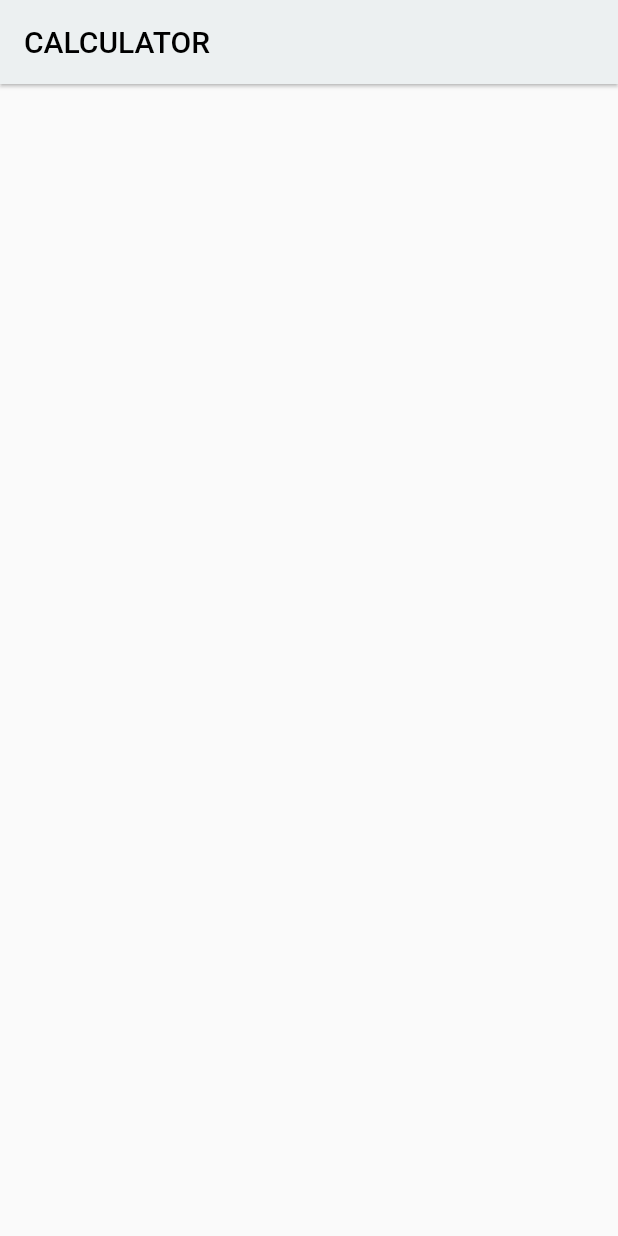
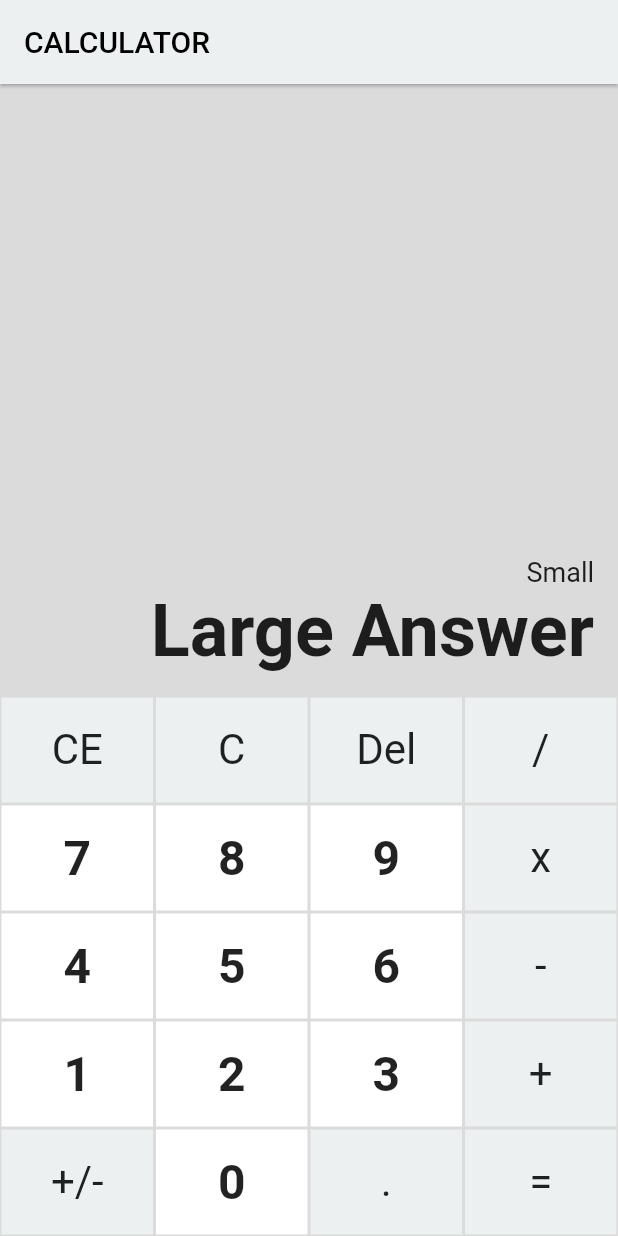
Before and after one commit to tablee425/emzari-calculator-flutter, a Flutter app: the screen it shows after launch, on a phone screen of 412 x 824 dp. Run offline on Flutter 3.47's test engine with Material 2 defaults, Android fonts, the phone set to English and light mode, and no system bars.

Commit message:
calculator ui

```diff
--- a/emzari_calculator/lib/Pages/calculator_page.dart
+++ b/emzari_calculator/lib/Pages/calculator_page.dart
@@ -1,4 +1,6 @@
 import 'package:flutter/material.dart';
+import 'package:emzari_calculator/widgets/number_pad.dart';
+import 'package:emzari_calculator/widgets/answer.dart';
 
 class CalculatorPage extends StatefulWidget {
   CalculatorPage({Key key, this.title}) : super(key: key);
@@ -9,6 +11,14 @@ class CalculatorPage extends StatefulWidget {
 }
 
 class _CalculatorPageState extends State<CalculatorPage> {
+  String answer;
+
+  @override
+  void initState() {
+    answer = '0';
+    super.initState();
+  }
+
   @override
   Widget build(BuildContext context) {
     return Scaffold(
@@ -17,6 +27,15 @@ class _CalculatorPageState extends State<CalculatorPage> {
         title: Text(widget.title, style: TextStyle(color: Colors.black)),
         elevation: 1,
       ),
+      body: Container(
+        child: Column(
+          mainAxisSize: MainAxisSize.max,
+          children: <Widget>[
+            answerWidget(),
+            numPadWidget(),
+          ],
+        ),
+      ),
     );
   }
 }
--- /dev/null
+++ b/emzari_calculator/lib/widgets/answer.dart
@@ -0,0 +1,21 @@
+import 'package:flutter/material.dart';
+
+Widget answerWidget() {
+  return Expanded(
+    child: Container(
+      padding: EdgeInsets.all(16.0),
+      color: Color(0xffdbdbdb),
+      child: Align(
+        alignment: Alignment.bottomRight,
+        child: Column(
+          crossAxisAlignment: CrossAxisAlignment.end,
+          mainAxisSize: MainAxisSize.min,
+          children: <Widget>[
+            Text('Small', style: TextStyle(fontSize: 18)),
+            Text('Large Answer', style: TextStyle(fontSize: 48, fontWeight: FontWeight.bold)),
+          ],
+        ),
+      ),
+    )
+  );
+}
--- /dev/null
+++ b/emzari_calculator/lib/widgets/number_button.dart
@@ -0,0 +1,39 @@
+import 'package:flutter/material.dart';
+
+Widget numberButton(String str, { @required Function() onTap, bool numberButton = true }) {
+  Widget widget;
+  if (numberButton) {
+    widget = Container(
+      margin: EdgeInsets.all(1.0),
+      child: Material(
+        color: Colors.white,
+        child: InkWell(
+          onTap: onTap, splashColor: Colors.blue,
+          child: Container(
+            height: 70,
+            child: Center(
+              child: Text(str, style: TextStyle(fontSize: 32, fontWeight: FontWeight.bold)),
+            ),
+          ),
+        ),
+      ),
+    );
+  } else {
+    widget = Container(
+      margin: EdgeInsets.all(1.0),
+      child: Material(
+        color: Color(0xffecf0f1),
+        child: InkWell(
+          onTap: onTap, splashColor: Colors.blue,
+          child: Container(
+            height: 70,
+            child: Center(
+              child: Text(str, style: TextStyle(fontSize: 28)),
+            ),
+          ),
+        ),
+      ),
+    );
+  }
+  return Expanded(child: widget);
+}
--- /dev/null
+++ b/emzari_calculator/lib/widgets/number_pad.dart
@@ -0,0 +1,53 @@
+import 'package:flutter/material.dart';
+import 'package:emzari_calculator/widgets/number_button.dart';
+
+Widget numPadWidget() {
+  return Container(
+    color: Color(0xffdbdbdb),
+    child: Column(
+      mainAxisSize: MainAxisSize.max,
+      children: <Widget>[
+        Row(
+          children: <Widget>[
+            numberButton('CE', numberButton: false, onTap: null),
+            numberButton('C', numberButton: false, onTap: null),
+            numberButton('Del', numberButton: false, onTap: null),
+            numberButton('/', numberButton: false, onTap: null),
+          ],
+        ),
+        Row(
+          children: <Widget>[
+            numberButton('7', onTap: null),
+            numberButton('8', onTap: null),
+            numberButton('9', onTap: null),
+            numberButton('x', numberButton: false, onTap: null),
+          ],
+        ),
+        Row(
+          children: <Widget>[
+            numberButton('4', onTap: null),
+            numberButton('5', onTap: null),
+            numberButton('6', onTap: null),
+            numberButton('-', numberButton: false, onTap: null),
+          ],
+        ),
+        Row(
+          children: <Widget>[
+            numberButton('1', onTap: null),
+            numberButton('2', onTap: null),
+            numberButton('3', onTap: null),
+            numberButton('+', numberButton: false, onTap: null),
+          ],
+        ),
+        Row(
+          children: <Widget>[
+            numberButton('+/-', numberButton: false, onTap: null),
+            numberButton('0', onTap: null),
+            numberButton('.', numberButton: false, onTap: null),
+            numberButton('=', numberButton: false, onTap: null),
+          ],
+        ),
+      ],
+    ),
+  );
+}
```
